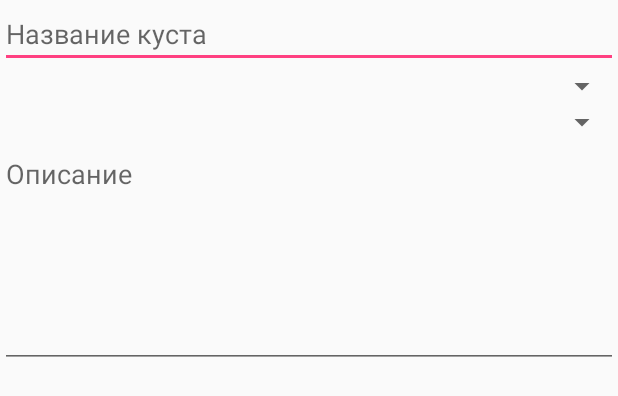
After one commit to witchcraft2001/Vineyard, an Android app: the layout activity_edit_bushe.xml on its own in the app's theme, with its tools: preview values and no code run, on a phone screen of 412 x 824 dp. The commit adds this screen. Shown: the top 396 px of the screen. Run offline under Robolectric (Android 15) with nearby library versions, the phone set to English and light mode, and no system bars.

Commit message:
+ добавлена активиди редактирования кустов

```diff
--- a/app/src/main/java/ru/dm_dev/vineyard/models/Area.java
+++ b/app/src/main/java/ru/dm_dev/vineyard/models/Area.java
@@ -21,6 +21,11 @@ public class Area extends Model {
         Guid = new Date().getTime();
     }
 
+    @Override
+    public String toString() {
+        return name;
+    }
+
     public List<Bushe> busheList() {
         return getMany(Bushe.class, "Area");
     }
--- a/app/src/main/java/ru/dm_dev/vineyard/models/Bushe.java
+++ b/app/src/main/java/ru/dm_dev/vineyard/models/Bushe.java
@@ -16,6 +16,8 @@ public class Bushe extends Model {
     public Variety variety;
     @Column(name = "Area")
     public Area area;
+    @Column(name = "Description")
+    public String description;
 
     @Column(name = "guid")
     public long Guid;
--- a/app/src/main/java/ru/dm_dev/vineyard/models/Variety.java
+++ b/app/src/main/java/ru/dm_dev/vineyard/models/Variety.java
@@ -21,6 +21,11 @@ public class Variety extends Model {
     @Column(name = "guid")
     public long Guid;
 
+    @Override
+    public String toString() {
+        return name;
+    }
+
     public Variety() {
         Guid = new Date().getTime();
     }
--- /dev/null
+++ b/app/src/main/java/ru/dm_dev/vineyard/presenters/IEditBushePresenter.java
@@ -0,0 +1,6 @@
+package ru.dm_dev.vineyard.presenters;
+
+public interface IEditBushePresenter {
+    void init(long id);
+    void save();
+}
--- /dev/null
+++ b/app/src/main/res/layout/activity_edit_bushe.xml
@@ -0,0 +1,35 @@
+<?xml version="1.0" encoding="utf-8"?>
+<LinearLayout xmlns:android="http://schemas.android.com/apk/res/android"
+    android:orientation="vertical" android:layout_width="match_parent"
+    android:layout_height="match_parent"
+    xmlns:tools="http://schemas.android.com/tools"
+    tools:context="ru.dm_dev.vineyard.views.EditBusheActivity">
+
+    <EditText
+        android:id="@+id/text_name"
+        android:layout_width="match_parent"
+        android:layout_height="wrap_content"
+        android:hint="@string/hint_bushe_name"
+        />
+
+    <Spinner
+        android:id="@+id/variety"
+        android:layout_width="match_parent"
+        android:layout_height="wrap_content"/>
+
+    <Spinner
+        android:id="@+id/area"
+        android:layout_width="match_parent"
+        android:layout_height="wrap_content"/>
+
+    <EditText
+        android:id="@+id/text_description"
+        android:lines="6"
+        android:maxLines="10"
+        android:gravity="top|left"
+        android:layout_width="match_parent"
+        android:layout_height="wrap_content"
+        android:hint="@string/hint_bushe_description"
+        android:scrollbars="vertical"
+        />
+</LinearLayout>
--- a/app/src/main/res/values/strings.xml
+++ b/app/src/main/res/values/strings.xml
@@ -22,4 +22,6 @@
     <string name="hint_area_description">Описание участка</string>
     <string name="bar_item_save">Сохранить</string>
     <string name="find_place_holder">Поиск</string>
+    <string name="hint_bushe_name">Название куста</string>
+    <string name="hint_bushe_description">Описание</string>
 </resources>
```
Also changed, not shown: app/src/main/AndroidManifest.xml (+7 -2 lines), app/src/main/java/ru/dm_dev/vineyard/common/BushesListAdapter.java (+11 -1 lines), app/src/main/java/ru/dm_dev/vineyard/presenters/EditBushePresenter.java (added, +89 -0 lines), app/src/main/java/ru/dm_dev/vineyard/views/BushesFragment.java (+24 -2 lines), app/src/main/java/ru/dm_dev/vineyard/views/EditBusheActivity.java (added, +109 -0 lines), app/src/main/java/ru/dm_dev/vineyard/views/IEditBusheView.java (added, +17 -0 lines), 1 other file.
